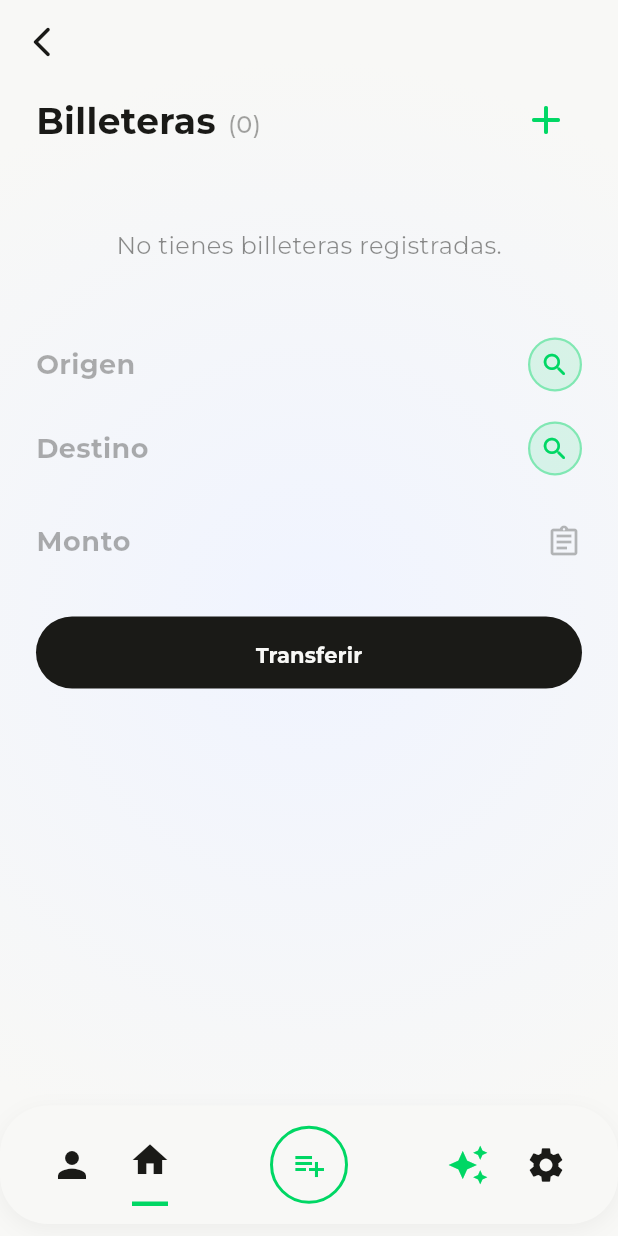
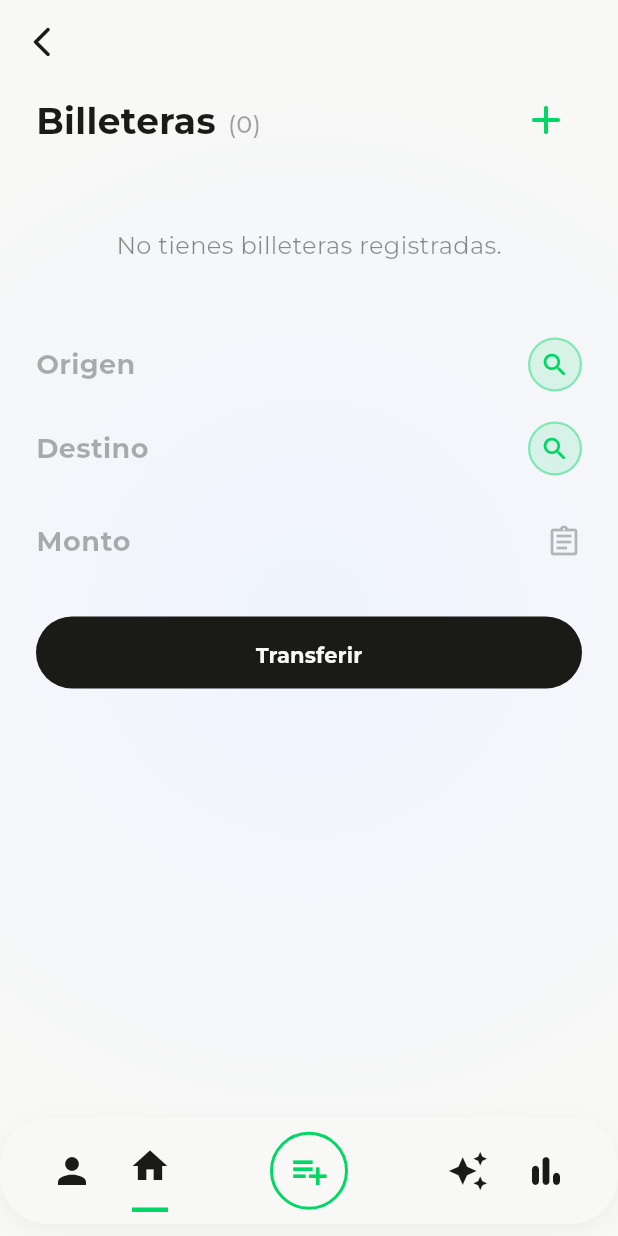
Before and after one commit to St4flz/alza_repository, a Flutter app: the WalletsView screen opened by its route, on a phone screen of 412 x 824 dp. Run offline on Flutter 3.47's test engine with Material 3 defaults, Android fonts, the phone set to English and light mode, and no system bars; our stand-ins replace dio, flutter_chat_types, flutter_chat_ui, flutter_dotenv, flutter_svg, go_router and 4 more; accounts and stored records are empty; network calls fail; project files that could hold a hidden picture were left out.

Commit message:
Pequeño conflicto resuelto

```diff
--- a/lib/app/routes/app_router.dart
+++ b/lib/app/routes/app_router.dart
@@ -11,6 +11,7 @@ import 'package:alza/features/user/views/profile_view.dart';
 import 'package:alza/features/movements/views/add_movement_view.dart';
 import 'package:alza/features/movements/views/movements_list_view.dart';
 import 'package:alza/features/chat/views/chat_view.dart';
+import 'package:alza/features/reports/views/reports_view.dart';
 
 // Constantes de rutas para evitar typos
 abstract class AppRoutes {
@@ -25,6 +26,7 @@ abstract class AppRoutes {
   static const String addMovement = '/add-movement';
   static const String movements = '/movements';
   static const String chat = '/chat';
+  static const String reports = '/reports';
 }
 
 final appRouter = GoRouter(
@@ -89,6 +91,10 @@ final appRouter = GoRouter(
       path: AppRoutes.chat,
       builder: (context, state) => const ChatView(),
     ),
+    GoRoute(
+      path: AppRoutes.reports,
+      builder: (context, state) => const ReportsView(),
+    ),
   ],
 
   // Guardas centralizadas
--- a/lib/features/home/views/components/custom_bottom_nav.dart
+++ b/lib/features/home/views/components/custom_bottom_nav.dart
@@ -241,7 +241,7 @@ class CustomBottomNav extends StatelessWidget {
       bottom: true,
       child: Container(
         margin: const EdgeInsets.only(bottom: 8),
-        padding: const EdgeInsets.symmetric(horizontal: 24, vertical: 12),
+        padding: const EdgeInsets.symmetric(horizontal: 24, vertical: 8),
         decoration: BoxDecoration(
           color: AppColors.blanco.solid,
           borderRadius: BorderRadius.circular(32),
@@ -255,7 +255,9 @@ class CustomBottomNav extends StatelessWidget {
         ),
         child: Row(
           mainAxisAlignment: MainAxisAlignment.spaceBetween,
+          crossAxisAlignment: CrossAxisAlignment.center,
           children: [
+            // Izquierda: Persona y Home
             Row(
               children: [
                 IconButton(
@@ -289,9 +291,12 @@ class CustomBottomNav extends StatelessWidget {
                 ),
               ],
             ),
+
+            // Centro: Botón Agregar (Playlist Add Verde)
             Container(
               decoration: BoxDecoration(
                 shape: BoxShape.circle,
+                color: AppColors.blanco.solid,
                 border: Border.all(color: AppColors.verde.solid, width: 2),
               ),
               child: IconButton(
@@ -299,25 +304,27 @@ class CustomBottomNav extends StatelessWidget {
                 icon: Icon(
                   Icons.playlist_add,
                   color: AppColors.verde.solid,
-                  size: 24,
+                  size: 28,
                 ),
               ),
             ),
+
+            // Derecha: AI Stars (Chat) y Reports
             Row(
               children: [
                 IconButton(
-                  onPressed: onAgentTap ?? () => context.push('/chat'),
+                  onPressed: () => context.push('/chat'),
                   icon: Icon(
                     Icons.auto_awesome,
-                    color: AppColors.verde.solid,
+                    color: AppColors.negro.solid,
                     size: 28,
                   ),
                 ),
                 const SizedBox(width: 4),
                 IconButton(
-                  onPressed: onSettingsTap ?? () {},
+                  onPressed: () => context.push('/reports'),
                   icon: Icon(
-                    Icons.settings,
+                    Icons.bar_chart_rounded,
                     color: AppColors.negro.solid,
                     size: 28,
                   ),
```
Also changed, not shown: lib/features/reports/views/reports_view.dart (added, +52 -0 lines).
